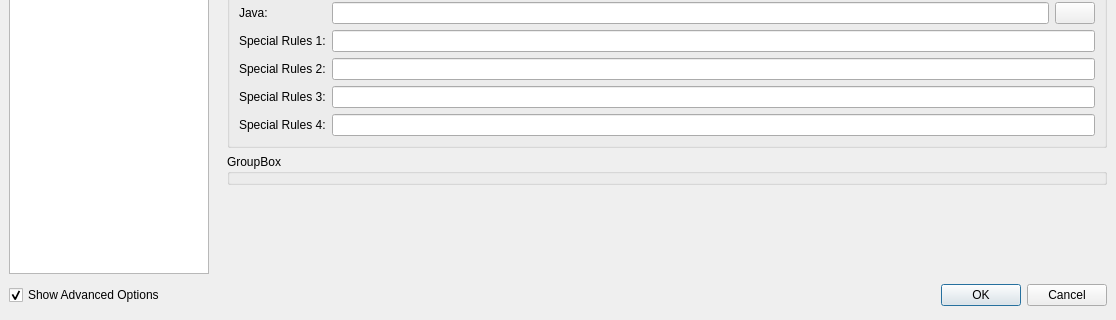
First picture: the form in configdialog.ui, repository texstudio-org/texstudio, before the edit; both pictures show x 0 to 1116 and y 354 to 674 of the 1116 by 674 pixel window.
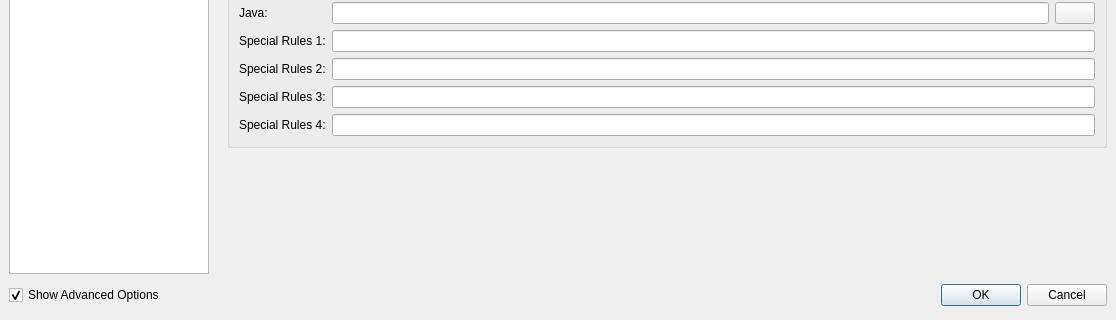
Second picture: the form after the edit. The open tabs and pages were chosen to show the change. Icons and pictures are not drawn.

Commit message: remove unused group box in options dialog

What changed in the file:
```diff
--- a/configdialog.ui
+++ b/configdialog.ui
@@ -3292,13 +3292,6 @@
              </layout>
             </widget>
            </item>
-           <item>
-            <widget class="QGroupBox" name="groupBox_4">
-             <property name="title">
-              <string>GroupBox</string>
-             </property>
-            </widget>
-           </item>
            <item>
             <spacer name="verticalSpacer_4">
              <property name="orientation">
```
